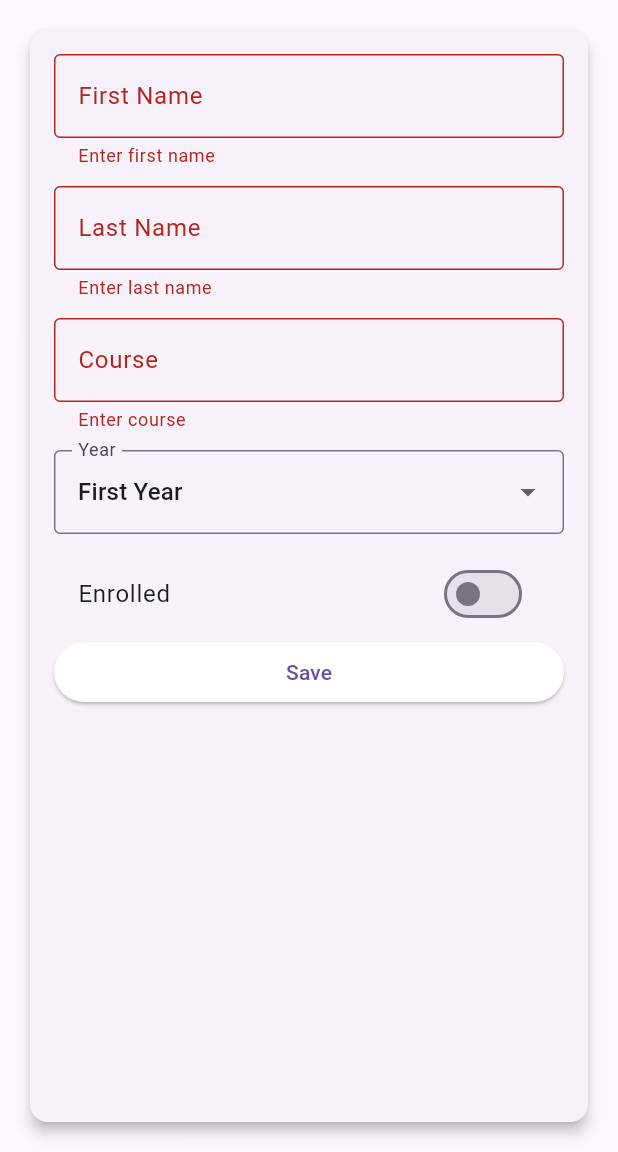
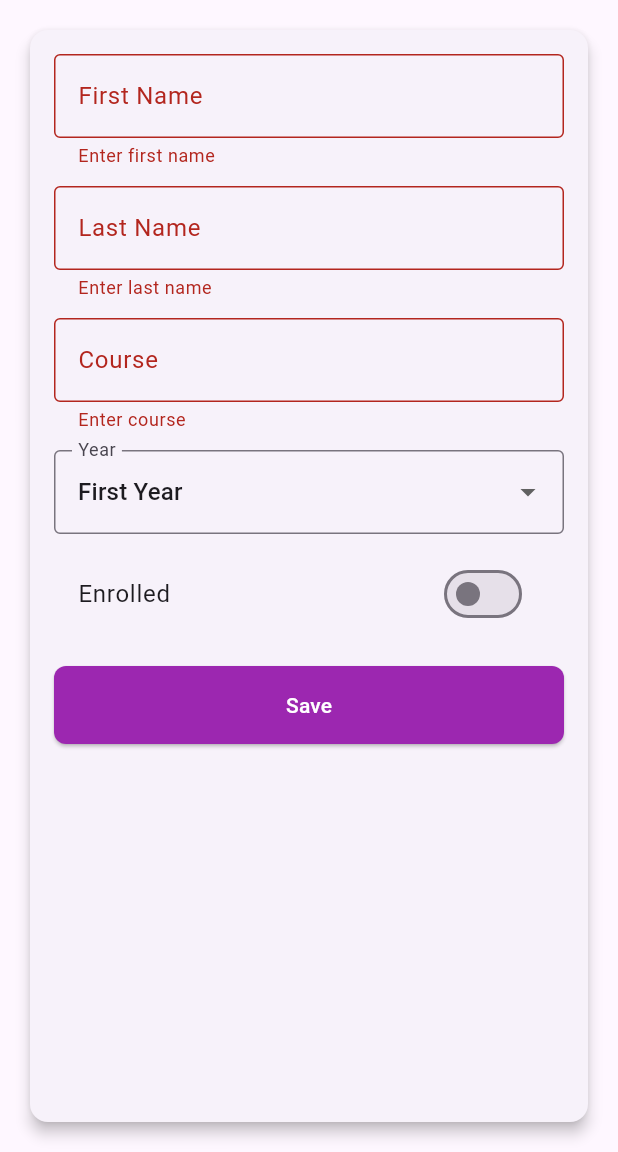
Before and after one commit to AdrianeDC/indivact, a Flutter app: the StudentDetailScreen screen opened directly, after a tap on "Save", on a phone screen of 412 x 824 dp, the part 84-1236 px from its top. Run offline on Flutter 3.47's test engine with Material 3 defaults, Android fonts, the phone set to English and light mode, and no system bars; network calls fail.

Commit message:
updated ui

```diff
--- a/student_app/lib/student_detail.dart
+++ b/student_app/lib/student_detail.dart
@@ -1,5 +1,4 @@
-// Updated student_detail.dart
-
+// student_detail.dart
 import 'package:flutter/material.dart';
 import 'models/student.dart';
 import 'services/api_service.dart';
@@ -10,7 +9,6 @@ class StudentDetailScreen extends StatefulWidget {
   const StudentDetailScreen({super.key, this.studentId});
 
   @override
-  // ignore: library_private_types_in_public_api
   _StudentDetailScreenState createState() => _StudentDetailScreenState();
 }
 
@@ -54,7 +52,6 @@ class _StudentDetailScreenState extends State<StudentDetailScreen> {
 
   void saveStudent() async {
     if (_formKey.currentState!.validate()) {
-    // Create a new Student instance with the provided data
       Student newStudent = Student(
         id: student?.id ?? '',
         firstName: firstNameController.text,
@@ -65,30 +62,52 @@ class _StudentDetailScreenState extends State<StudentDetailScreen> {
       );
 
       try {
-      // Attempt to save the student
         if (isEditing) {
           await apiService.updateStudent(newStudent);
-        print('Student updated: ${newStudent.toJson()}');
+          ScaffoldMessenger.of(context).showSnackBar(
+            SnackBar(content: Text('Student updated successfully')),
+          );
         } else {
           await apiService.createStudent(newStudent);
-        print('Student created: ${newStudent.toJson()}');
+          ScaffoldMessenger.of(context).showSnackBar(
+            SnackBar(content: Text('Student created successfully')),
+          );
         }
-      // Navigate back to the previous screen
         Navigator.pop(context);
       } catch (e) {
-      print('Error saving student: $e');
         ScaffoldMessenger.of(context).showSnackBar(
           SnackBar(content: Text('Failed to save student: $e')),
         );
       }
-  } else {
-    print('Form is not valid');
     }
   }
+
   void deleteStudent() async {
+    final shouldDelete = await showDialog<bool>(
+      context: context,
+      builder: (context) => AlertDialog(
+        title: const Text('Delete Student'),
+        content: const Text('Are you sure you want to delete this student?'),
+        actions: [
+          TextButton(
+            onPressed: () => Navigator.of(context).pop(false),
+            child: const Text('Cancel'),
+          ),
+          TextButton(
+            onPressed: () => Navigator.of(context).pop(true),
+            child: const Text('Delete'),
+          ),
+        ],
+      ),
+    );
+
+    if (shouldDelete == true) {
       await apiService.deleteStudent(student!.id);
-    // ignore: use_build_context_synchronously
+      ScaffoldMessenger.of(context).showSnackBar(
+        SnackBar(content: Text('Student deleted successfully')),
+      );
       Navigator.pop(context);
+    }
   }
 
   @override
@@ -112,18 +131,15 @@ class _StudentDetailScreenState extends State<StudentDetailScreen> {
               key: _formKey,
               child: ListView(
                 children: <Widget>[
-                  // First Name
                   TextFormField(
                     controller: firstNameController,
                     decoration: const InputDecoration(
                       labelText: 'First Name',
                       border: OutlineInputBorder(),
                     ),
-                    validator: (value) =>
-                        value!.isEmpty ? 'Enter first name' : null,
+                    validator: (value) => value!.isEmpty ? 'Enter first name' : null,
                   ),
                   const SizedBox(height: 12),
-                  // Last Name
                   TextFormField(
                     controller: lastNameController,
                     decoration: const InputDecoration(
@@ -133,7 +149,6 @@ class _StudentDetailScreenState extends State<StudentDetailScreen> {
                     validator: (value) => value!.isEmpty ? 'Enter last name' : null,
                   ),
                   const SizedBox(height: 12),
-                  // Course
                   TextFormField(
                     controller: courseController,
                     decoration: const InputDecoration(
@@ -143,7 +158,6 @@ class _StudentDetailScreenState extends State<StudentDetailScreen> {
                     validator: (value) => value!.isEmpty ? 'Enter course' : null,
                   ),
                   const SizedBox(height: 12),
-                  // Year Dropdown
                   DropdownButtonFormField<String>(
                     value: year,
                     items: [
@@ -153,8 +167,7 @@ class _StudentDetailScreenState extends State<StudentDetailScreen> {
                       'Fourth Year',
                       'Fifth Year'
                     ]
-                        .map((label) =>
-                            DropdownMenuItem(value: label, child: Text(label)))
+                        .map((label) => DropdownMenuItem(value: label, child: Text(label)))
                         .toList(),
                     onChanged: (value) {
                       setState(() {
@@ -167,7 +180,6 @@ class _StudentDetailScreenState extends State<StudentDetailScreen> {
                     ),
                   ),
                   const SizedBox(height: 12),
-                  // Enrolled Switch
                   SwitchListTile(
                     title: const Text('Enrolled'),
                     value: enrolled,
@@ -177,17 +189,31 @@ class _StudentDetailScreenState extends State<StudentDetailScreen> {
                       });
                     },
                   ),
-                  // Save Button
+                  const SizedBox(height: 20), // Added spacing before buttons
                   ElevatedButton(
                     onPressed: saveStudent,
                     child: Text(isEditing ? 'Update' : 'Save'),
-                    style: ElevatedButton.styleFrom(backgroundColor: Colors.white),
+                    style: ElevatedButton.styleFrom(
+                      foregroundColor: Colors.white,
+                      backgroundColor: Colors.purple,
+                      padding: const EdgeInsets.symmetric(vertical: 16.0, horizontal: 32.0),
+                      shape: RoundedRectangleBorder(
+                        borderRadius: BorderRadius.circular(8.0), // Rounded corners
                       ),
-                  // Delete Button (only in edit mode)
+                    ),
+                  ),
+                  const SizedBox(height: 12),
                   if (isEditing)
                     ElevatedButton(
                       onPressed: deleteStudent,
-                      style: ElevatedButton.styleFrom(backgroundColor: Colors.red),
+                      style: ElevatedButton.styleFrom(
+                        foregroundColor: Colors.white,
+                        backgroundColor: Colors.red,
+                        padding: const EdgeInsets.symmetric(vertical: 16.0, horizontal: 32.0),
+                        shape: RoundedRectangleBorder(
+                          borderRadius: BorderRadius.circular(8.0), // Rounded corners
+                        ),
+                      ),
                       child: const Text('Delete'),
                     ),
                 ],
```
Also changed, not shown: student_app/lib/main.dart (+43 -9 lines). Lines whose indentation alone changed are shown as unchanged.
